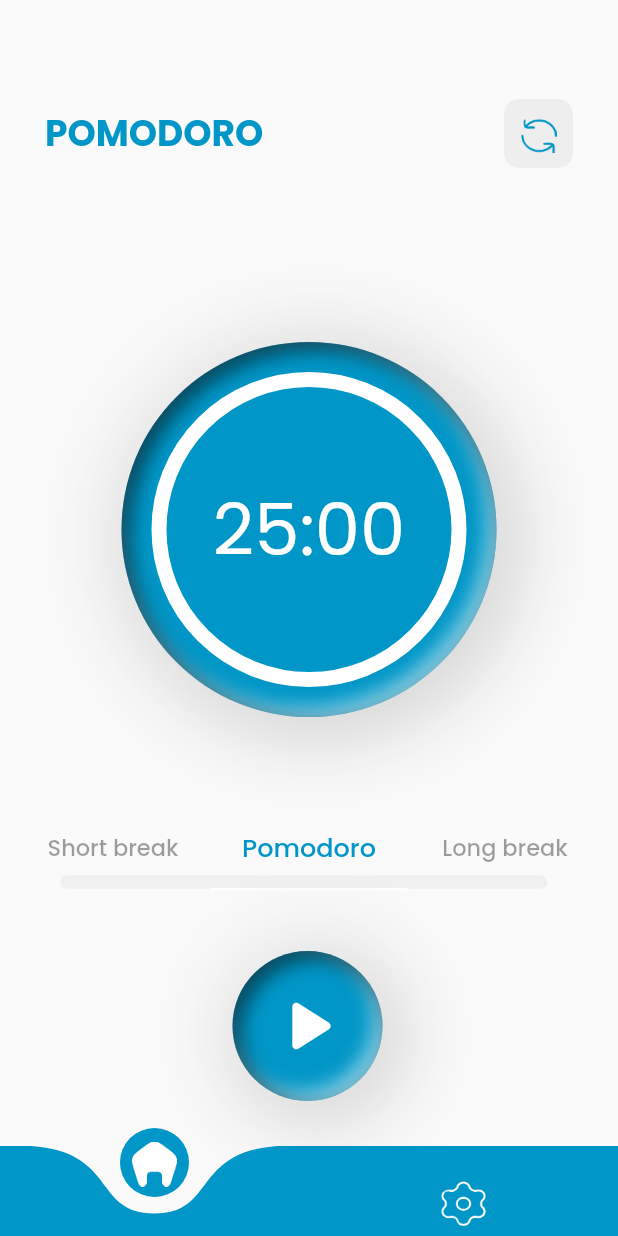
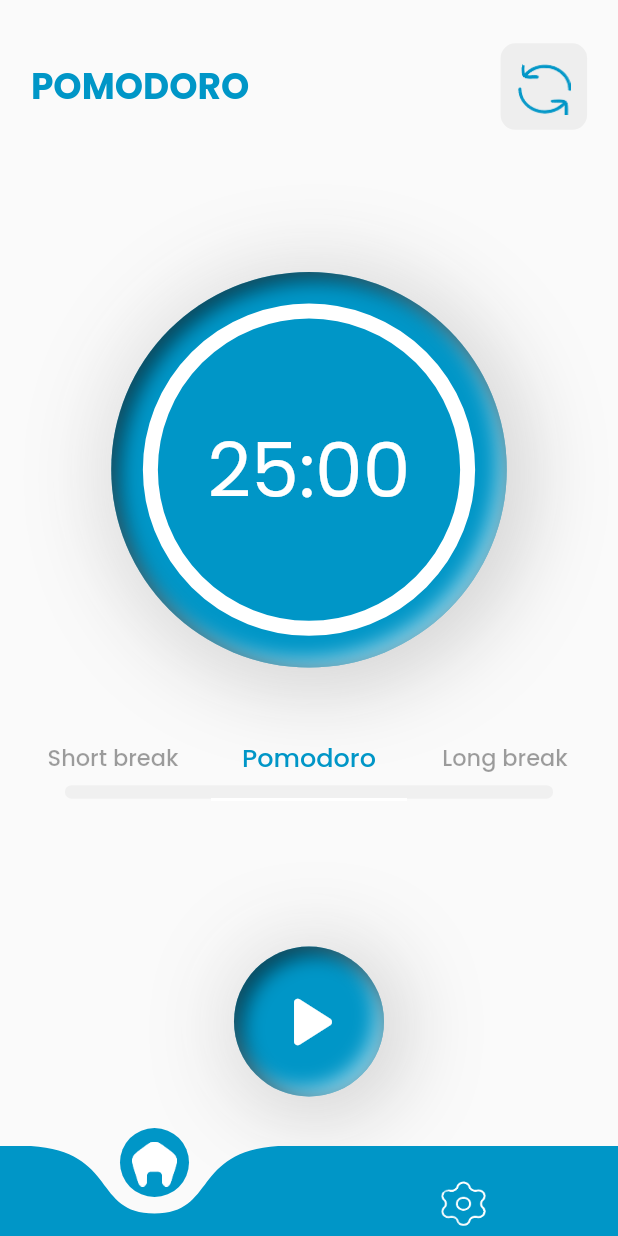
Before and after one commit to minhphan46/Pomodoro_App_Flutter, a Flutter app: the screen it shows after launch, item 2 of the bottom bar chosen, after a tap on the "close" icon, on a phone screen of 412 x 824 dp. Run offline on Flutter 3.47's test engine with Material 2 defaults, Android fonts, the phone set to English and light mode, and no system bars; drawn by our look-alikes of curved_navigation_bar, percent_indicator; our stand-ins replace flutter_inset_box_shadow, google_fonts; missing offline and left inert: container_tab_indicator.

Commit message:
update UI

```diff
--- a/lib/screens/home_screen.dart
+++ b/lib/screens/home_screen.dart
@@ -32,6 +32,9 @@ class _HomeScreenState extends State<HomeScreen> {
   void didChangeDependencies() {
     _maxSeconds = widget.defaultTime;
     seconds = widget.curentSeconds;
+    print(
+        'media height : ${MediaQuery.of(context).size.height - MediaQuery.of(context).padding.top}');
+    print('media width : ${MediaQuery.of(context).size.width}');
     super.didChangeDependencies();
   }
 
@@ -76,11 +79,12 @@ class _HomeScreenState extends State<HomeScreen> {
     }
   }
 
-  Widget buildButton() {
+  Widget buildButton(double height) {
     final isRunning = (timer == null ? false : timer!.isActive);
     final isCompleted = (seconds == _maxSeconds || seconds == 0);
     return isRunning || !isCompleted
         ? CircleButtonWidget(
+            height: 100,
             icon: isRunning ? Icons.pause : Icons.play_arrow_rounded,
             onClicked: () {
               if (isRunning) {
@@ -92,6 +96,7 @@ class _HomeScreenState extends State<HomeScreen> {
             },
           )
         : CircleButtonWidget(
+            height: 100,
             icon: Icons.play_arrow_rounded,
             onClicked: startTimer,
           );
@@ -99,29 +104,44 @@ class _HomeScreenState extends State<HomeScreen> {
 
   @override
   Widget build(BuildContext context) {
-    return Stack(
-      children: [
-        Center(
+    final mediaQuery = MediaQuery.of(context);
+    double heightOfScreen = (mediaQuery.size.height - mediaQuery.padding.top);
+    double widthOfScreen = MediaQuery.of(context).size.width;
+    return Center(
       child: Column(
         mainAxisAlignment: MainAxisAlignment.start,
         children: [
           MyAppBar(
             resetTime: stopTimer,
+            height: heightOfScreen * 0.07,
+            width: widthOfScreen,
           ),
-              const SizedBox(height: 50),
-              ClockWidget(seconds: seconds, maxSeconds: _maxSeconds),
-              const SizedBox(height: 60),
+          SizedBox(
+              height: (heightOfScreen / widthOfScreen >= 1.6)
+                  ? (heightOfScreen * 0.08)
+                  : (heightOfScreen * 0.04)),
+          ClockWidget(
+            seconds: seconds,
+            maxSeconds: _maxSeconds,
+            height: (heightOfScreen <= 692) ? 221.44 : (heightOfScreen * 0.32),
+          ),
+          SizedBox(height: (heightOfScreen * 0.04)),
           // thanh chon default,  short, long
-              TabWidget(setMaxTime),
+          TabWidget(setMaxTime, width: widthOfScreen),
+          Expanded(
+            child: Align(
+              alignment: FractionalOffset.bottomCenter,
+              child: Padding(
+                padding: EdgeInsets.only(
+                  bottom: heightOfScreen * 0.04,
+                  top: 5,
+                ),
+                child: buildButton(100),
+              ),
+            ),
+          ),
         ],
       ),
-        ),
-        Positioned(
-          bottom: 30,
-          left: 155,
-          child: buildButton(),
-        ),
-      ],
     );
   }
 }
--- a/lib/screens/setting_screen.dart
+++ b/lib/screens/setting_screen.dart
@@ -5,7 +5,7 @@ import '../widgets/setting_screen/change_time_widget.dart';
 import '../widgets/circle_button_widget.dart';
 import '/widgets/my_app_bar.dart';
 
-class SettingScreen extends StatelessWidget {
+class SettingScreen extends StatefulWidget {
   //static const routeName = '/setting';
   int defaultTime;
   int shortBreakTime;
@@ -22,32 +22,48 @@ class SettingScreen extends StatelessWidget {
     required this.saveTimeChange,
     required this.changeAppColor,
   });
+
+  @override
+  State<SettingScreen> createState() => _SettingScreenState();
+}
+
+class _SettingScreenState extends State<SettingScreen> {
+  @override
+  void didChangeDependencies() {
+    print(
+        'media height2 : ${MediaQuery.of(context).size.height - MediaQuery.of(context).padding.top}');
+    super.didChangeDependencies();
+  }
+
   @override
   Widget build(BuildContext context) {
+    final mediaQuery = MediaQuery.of(context);
+    double heightOfScreen = (mediaQuery.size.height - mediaQuery.padding.top);
+    double widthOfScreen = MediaQuery.of(context).size.width;
     void setDefaultAllTime() {
-      defaultTime = 25;
-      shortBreakTime = 5;
-      longBreakTime = 20;
-      print(defaultTime);
-      print(shortBreakTime);
-      print(shortBreakTime);
-      saveTimeChange(
-        defaultTime * 60,
-        shortBreakTime * 60,
-        longBreakTime * 60,
+      widget.defaultTime = 25;
+      widget.shortBreakTime = 5;
+      widget.longBreakTime = 20;
+      print(widget.defaultTime);
+      print(widget.shortBreakTime);
+      print(widget.shortBreakTime);
+      widget.saveTimeChange(
+        widget.defaultTime * 60,
+        widget.shortBreakTime * 60,
+        widget.longBreakTime * 60,
       );
     }
 
     void getDefaultTime(int newTime) {
-      defaultTime = newTime;
+      widget.defaultTime = newTime;
     }
 
     void getShortBreakTime(int newTime) {
-      shortBreakTime = newTime;
+      widget.shortBreakTime = newTime;
     }
 
     void getLongBreakTime(int newTime) {
-      longBreakTime = newTime;
+      widget.longBreakTime = newTime;
     }
 
     Widget builtSettingText() {
@@ -75,7 +91,7 @@ class SettingScreen extends StatelessWidget {
                   size: 26,
                 ),
                 onPressed: () {
-                  backToHome();
+                  widget.backToHome();
                 },
               ),
             )
@@ -165,41 +181,33 @@ class SettingScreen extends StatelessWidget {
           Row(
             mainAxisAlignment: MainAxisAlignment.center,
             children: [
-              buildColorChoice(Color(0xff0096C7), changeAppColor),
+              buildColorChoice(Color(0xff0096C7), widget.changeAppColor),
               const SizedBox(width: 12),
-              buildColorChoice(Color(0xff2d6a4f), changeAppColor),
+              buildColorChoice(Color(0xff2d6a4f), widget.changeAppColor),
               const SizedBox(width: 12),
-              buildColorChoice(Color(0xff8c2f39), changeAppColor),
+              buildColorChoice(Color(0xff8c2f39), widget.changeAppColor),
               const SizedBox(width: 12),
-              buildColorChoice(Color(0xffd68c45), changeAppColor),
+              buildColorChoice(Color(0xffd68c45), widget.changeAppColor),
             ],
           ),
         ],
       );
     }
 
-    Widget builtSetting() {
+    Widget builtSetting(double height) {
       return Container(
-        height: 396,
-        width: 325,
+        height: height, //396,
+        width: height * 0.82, //325,
         decoration: BoxDecoration(
           color: Theme.of(context).colorScheme.primary,
           borderRadius: BorderRadius.circular(50),
           boxShadow: const [
-            // bottom right shadow is darker
             BoxShadow(
               color: Colors.black26,
               offset: Offset(5, 5),
               blurRadius: 50,
               spreadRadius: 1,
             ),
-            // top left shadow is lighter
-            /* BoxShadow(
-              color: Colors.grey.shade500,
-              offset: Offset(-4, -4),
-              blurRadius: 15,
-              spreadRadius: 1,
-            ), */
           ],
         ),
         child: Column(
@@ -215,9 +223,11 @@ class SettingScreen extends StatelessWidget {
               endIndent: 1,
             ),
             buildTimeText(),
-            buildSettingTime('pomodoro', defaultTime, getDefaultTime),
-            buildSettingTime('short break', shortBreakTime, getShortBreakTime),
-            buildSettingTime('long break', longBreakTime, getLongBreakTime),
+            buildSettingTime('pomodoro', widget.defaultTime, getDefaultTime),
+            buildSettingTime(
+                'short break', widget.shortBreakTime, getShortBreakTime),
+            buildSettingTime(
+                'long break', widget.longBreakTime, getLongBreakTime),
             const SizedBox(height: 10),
             const Divider(
               color: Colors.white38,
@@ -232,28 +242,40 @@ class SettingScreen extends StatelessWidget {
       );
     }
 
-    return Stack(
-      children: [
-        Column(
+    return Column(
       mainAxisAlignment: MainAxisAlignment.start,
       children: [
-            MyAppBar(resetTime: setDefaultAllTime),
-            const SizedBox(height: 25),
-            builtSetting(),
-          ],
+        MyAppBar(
+          resetTime: setDefaultAllTime,
+          height: heightOfScreen * 0.07,
+          width: widthOfScreen,
         ),
-        Positioned(
-          bottom: 30,
-          left: 155,
+        SizedBox(
+          height: (heightOfScreen / widthOfScreen >= 1.6)
+              ? (heightOfScreen * 0.08)
+              : (heightOfScreen * 0.017),
+        ),
+        builtSetting((heightOfScreen <= 704) ? 373.12 : heightOfScreen * 0.53),
+        Expanded(
+          child: Align(
+            alignment: FractionalOffset.bottomCenter,
+            child: Padding(
+              padding: EdgeInsets.only(
+                bottom: heightOfScreen * 0.04,
+                top: 5,
+              ),
               child: CircleButtonWidget(
+                height: (heightOfScreen >= 672) ? 100 : heightOfScreen * 0.1488,
                 icon: Icons.done_rounded,
                 onClicked: () {
-              saveTimeChange(
-                defaultTime * 60,
-                shortBreakTime * 60,
-                longBreakTime * 60,
+                  widget.saveTimeChange(
+                    widget.defaultTime * 60,
+                    widget.shortBreakTime * 60,
+                    widget.longBreakTime * 60,
                   );
                 },
+              ),
+            ),
           ),
         ),
       ],
--- a/lib/widgets/circle_button_widget.dart
+++ b/lib/widgets/circle_button_widget.dart
@@ -4,15 +4,17 @@ import 'package:flutter_inset_box_shadow/flutter_inset_box_shadow.dart';
 class CircleButtonWidget extends StatelessWidget {
   final VoidCallback onClicked;
   final IconData icon;
+  final double? height;
   const CircleButtonWidget({
     required this.icon,
     required this.onClicked,
+    this.height,
   });
   @override
   Widget build(BuildContext context) {
     return Container(
-      height: 100,
-      width: 100,
+      height: height,
+      width: height,
       decoration: BoxDecoration(
         borderRadius: BorderRadius.circular(50), //radius cho widget
         color: Theme.of(context).colorScheme.primary,
--- a/lib/widgets/home_screen/clock_widget.dart
+++ b/lib/widgets/home_screen/clock_widget.dart
@@ -6,9 +6,11 @@ import 'package:percent_indicator/circular_percent_indicator.dart';
 class ClockWidget extends StatelessWidget {
   final int seconds;
   final int maxSeconds;
+  final double? height;
   ClockWidget({
     required this.seconds,
     required this.maxSeconds,
+    this.height,
   });
 
   Widget buildTime() {
@@ -32,7 +34,7 @@ class ClockWidget extends StatelessWidget {
       style: GoogleFonts.poppins(
         //fontWeight: FontWeight.bold,
         color: Colors.white,
-        fontSize: 48,
+        fontSize: height! * 0.192,
       ),
     );
   }
@@ -44,8 +46,8 @@ class ClockWidget extends StatelessWidget {
         alignment: Alignment.center,
         children: [
           Container(
-            height: 250,
-            width: 250,
+            height: height,
+            width: height,
             decoration: BoxDecoration(
               color: Theme.of(context).colorScheme.primary,
               shape: BoxShape.circle,
@@ -82,12 +84,15 @@ class ClockWidget extends StatelessWidget {
               ],
             ),
           ),
-          SizedBox(
-            width: 210,
-            height: 210,
+          Positioned.fill(
+            child: Align(
+              alignment: Alignment.center,
+              child: SizedBox(
+                width: height! * 0.84,
+                height: height! * 0.84,
                 child: CircularPercentIndicator(
                   percent: seconds / maxSeconds,
-              radius: 105,
+                  radius: height! * 0.42,
                   lineWidth: 10,
                   progressColor: Colors.white,
                   circularStrokeCap: CircularStrokeCap.round,
@@ -96,6 +101,8 @@ class ClockWidget extends StatelessWidget {
                   center: buildTime(),
                 ),
               ),
+            ),
+          ),
         ],
       ),
     );
--- a/lib/widgets/home_screen/tab_widget.dart
+++ b/lib/widgets/home_screen/tab_widget.dart
@@ -4,7 +4,8 @@ import 'package:google_fonts/google_fonts.dart';
 
 class TabWidget extends StatefulWidget {
   final Function changeTime;
-  TabWidget(this.changeTime);
+  final double? width;
+  TabWidget(this.changeTime, {this.width});
   @override
   State<TabWidget> createState() => _TabWidgetState();
 }
@@ -17,16 +18,18 @@ class _TabWidgetState extends State<TabWidget> {
       child: Stack(
         // ignore: sort_child_properties_last
         children: [
-          Positioned(
+          Positioned.fill(
             bottom: 1.5,
-            left: 30,
-            child: Container(
-              decoration: BoxDecoration(
-                color: const Color.fromARGB(10, 0, 0, 0),
-                borderRadius: BorderRadius.circular(5),
+            child: Align(
+              alignment: Alignment.bottomCenter,
+              child: Container(
+                decoration: BoxDecoration(
+                  color: const Color.fromARGB(10, 0, 0, 0),
+                  borderRadius: BorderRadius.circular(5),
+                ),
+                width: widget.width! * 0.79,
+                height: 9,
               ),
-              width: 325,
-              height: 9,
             ),
           ),
           DefaultTabController(
--- a/lib/widgets/my_app_bar.dart
+++ b/lib/widgets/my_app_bar.dart
@@ -3,13 +3,16 @@ import 'package:google_fonts/google_fonts.dart';
 
 class MyAppBar extends StatelessWidget {
   final VoidCallback? resetTime;
-
-  MyAppBar({this.resetTime});
+  final double? height;
+  final double? width;
+  MyAppBar({this.resetTime, this.height, this.width});
 
   @override
   Widget build(BuildContext context) {
     return Container(
-      margin: EdgeInsets.symmetric(horizontal: 30, vertical: 66),
+      margin: EdgeInsets.symmetric(
+          horizontal: width! * 0.05, vertical: height! * 0.5),
+      height: height,
       child: Row(
         mainAxisAlignment: MainAxisAlignment.spaceBetween,
         children: [
@@ -29,8 +32,8 @@ class MyAppBar extends StatelessWidget {
                 color: Colors.grey[200],
                 borderRadius: BorderRadius.circular(10),
               ),
-              height: 46,
-              width: 46,
+              height: height! * 1,
+              width: height! * 1,
               child: Container(
                 margin: EdgeInsets.only(top: 2),
                 //height: 10,
@@ -44,28 +47,5 @@ class MyAppBar extends StatelessWidget {
         ],
       ),
     );
-    /* return AppBar(
-      title: Text(
-        'POMODORO',
-        style: GoogleFonts.poppins(
-          color: Theme.of(context).colorScheme.primary,
-          fontWeight: FontWeight.bold,
-          fontSize: 20,
-        ),
-      ),
-      toolbarHeight: 50,
-      elevation: 0,
-      backgroundColor: Colors.white,
-      actions: [
-        IconButton(
-          onPressed: () => resetTime,
-          icon: Icon(
-            Icons.rotate_right_rounded,
-            // size: 100,
-            color: Theme.of(context).colorScheme.primary,
-          ),
-        )
-      ],
-    ); */
   }
 }
```
Lines whose indentation alone changed are shown as unchanged.
